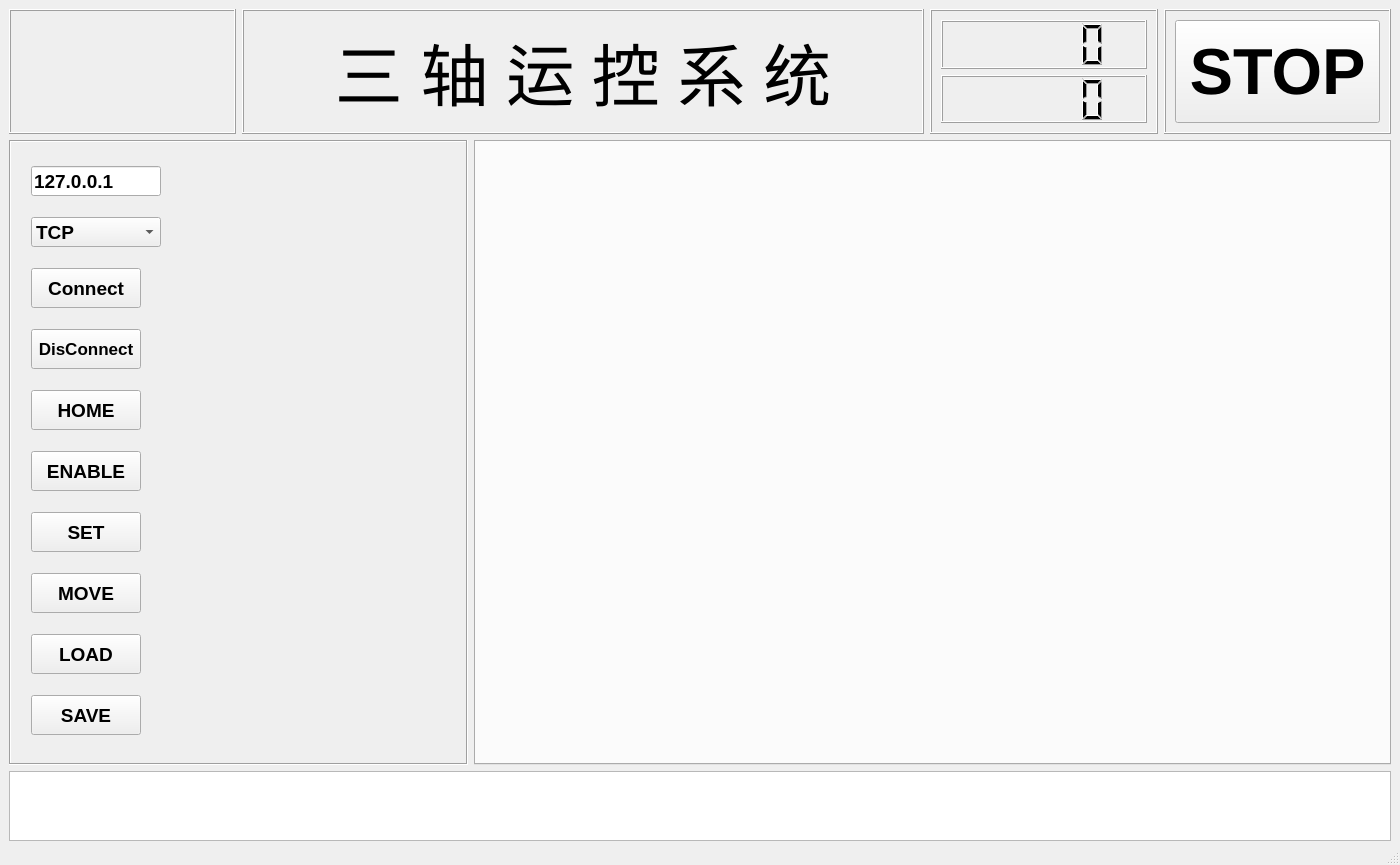
The window that mainwindow.ui (JintaoFeng/huawei_MotionStage_2) describes before a commit, drawn with Qt 5.
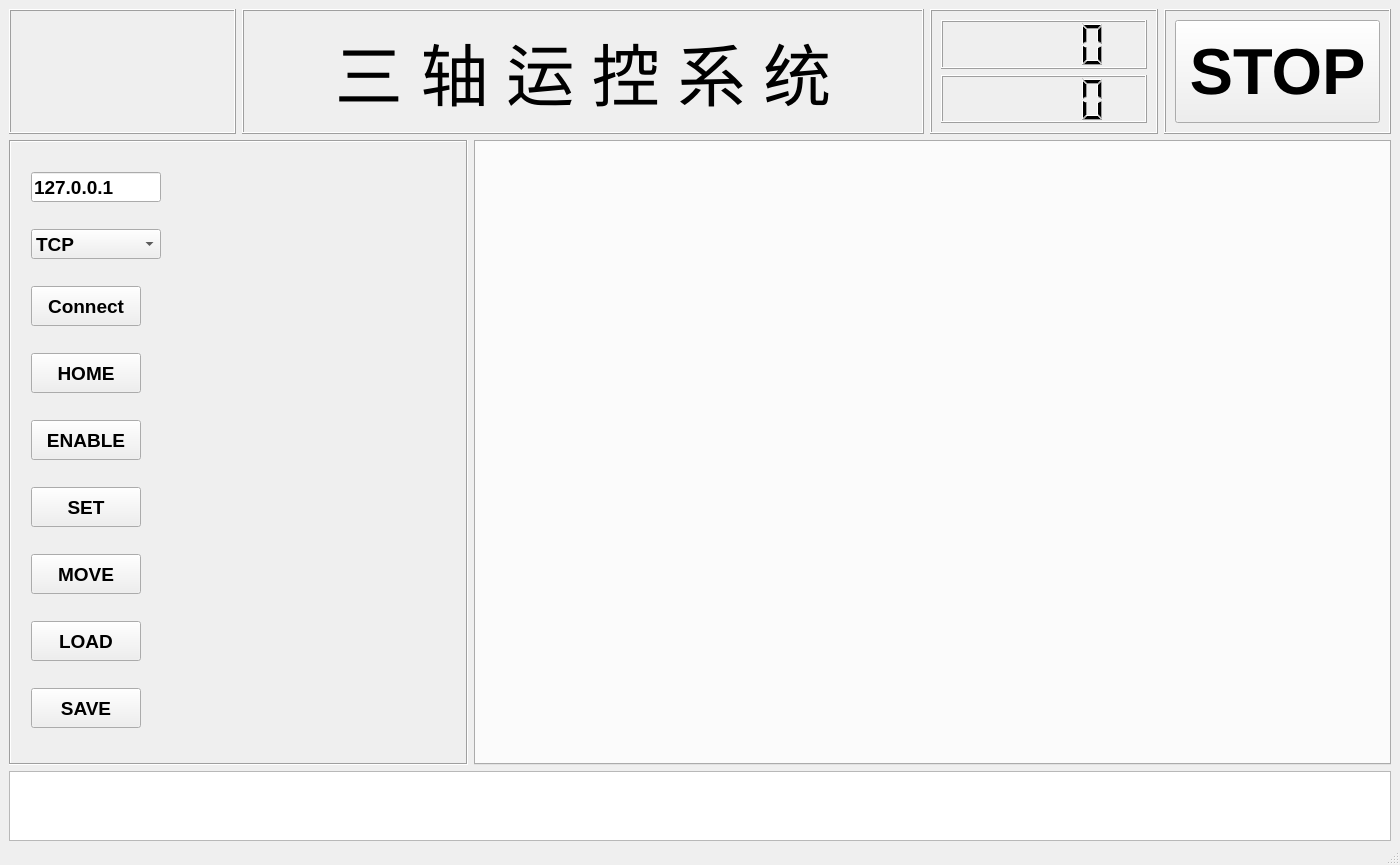
The same window after the commit.

```diff
--- a/mainwindow.ui
+++ b/mainwindow.ui
@@ -178,7 +178,7 @@
         <property name="frameShadow">
          <enum>QFrame::Sunken</enum>
         </property>
-        <layout class="QVBoxLayout" name="verticalLayout_4" stretch="0,0,1,0,1,1,0,0,0,0">
+        <layout class="QVBoxLayout" name="verticalLayout_4" stretch="0,0,1,1,1,0,0,0,0">
          <property name="sizeConstraint">
           <enum>QLayout::SetDefaultConstraint</enum>
          </property>
@@ -270,38 +270,6 @@
            </property>
           </widget>
          </item>
-         <item>
-          <widget class="QPushButton" name="closeBtn">
-           <property name="sizePolicy">
-            <sizepolicy hsizetype="Minimum" vsizetype="Maximum">
-             <horstretch>0</horstretch>
-             <verstretch>0</verstretch>
-            </sizepolicy>
-           </property>
-           <property name="minimumSize">
-            <size>
-             <width>100</width>
-             <height>35</height>
-            </size>
-           </property>
-           <property name="maximumSize">
-            <size>
-             <width>110</width>
-             <height>40</height>
-            </size>
-           </property>
-           <property name="font">
-            <font>
-             <pointsize>13</pointsize>
-             <weight>75</weight>
-             <bold>true</bold>
-            </font>
-           </property>
-           <property name="text">
-            <string>DisConnect</string>
-           </property>
-          </widget>
-         </item>
          <item>
           <widget class="QPushButton" name="homeAllBtn">
            <property name="sizePolicy">
```
